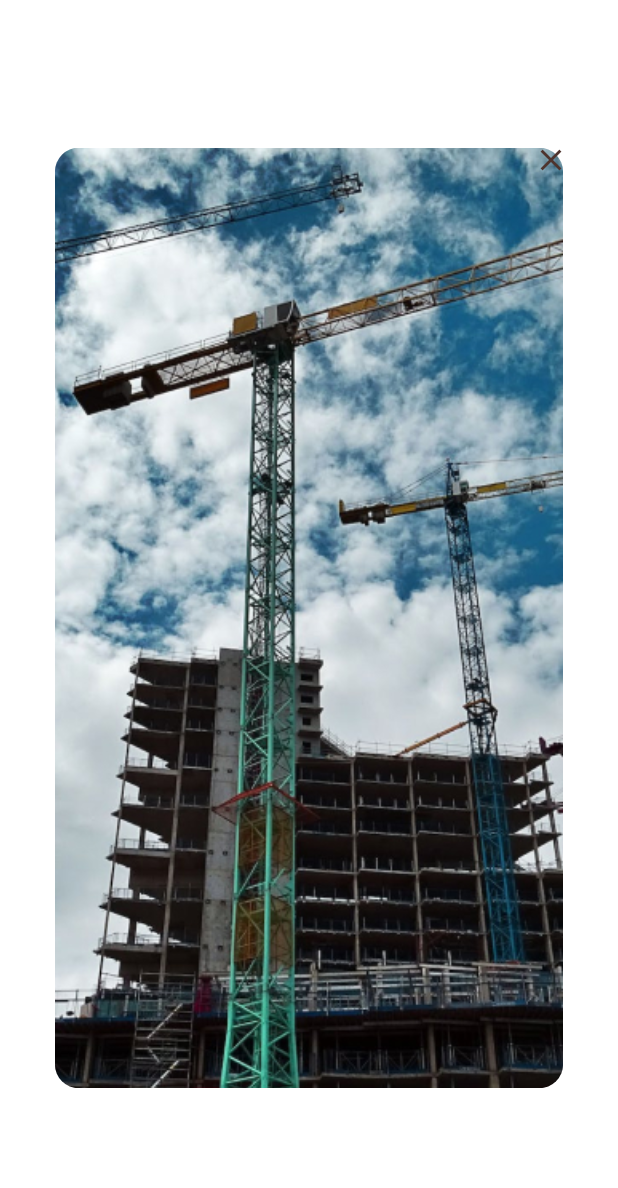
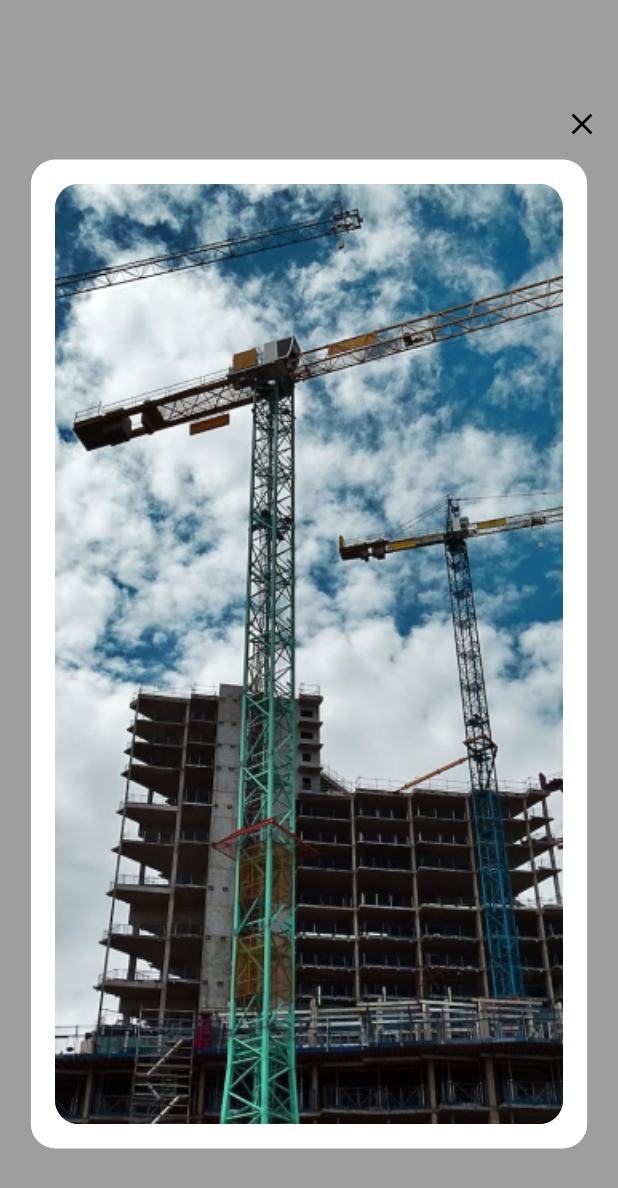
Before and after one commit to jamydevelop/Wilcon-Phase-2, a Flutter app: the ChecklistItemModalWidget screen opened directly, on a phone screen of 412 x 824 dp. Shown: the top 1188 px of the screen. Run offline on Flutter 3.47's test engine with Material 3 defaults, Android fonts, the phone set to English and light mode, and no system bars.

Commit message:
Image update

```diff
--- a/wilcon_phase2/lib/module/checklist/checklist_item/widget/checklist_item_clickable_text_img_widget.dart
+++ b/wilcon_phase2/lib/module/checklist/checklist_item/widget/checklist_item_clickable_text_img_widget.dart
@@ -16,7 +16,8 @@ class _ChecklistItemClickableTextImgWidgetState
     extends State<ChecklistItemClickableTextImgWidget> {
   @override
   Widget build(BuildContext context) {
-    return Container(
+    return SafeArea(
+      child: Container(
         alignment: Alignment.centerLeft, // Force alignment to the left
         child: GestureDetector(
           onTap: () {
@@ -34,6 +35,7 @@ class _ChecklistItemClickableTextImgWidgetState
             ),
           ),
         ),
+      ),
     );
   }
 
--- a/wilcon_phase2/lib/module/checklist/checklist_item/widget/checklist_item_modal_widget.dart
+++ b/wilcon_phase2/lib/module/checklist/checklist_item/widget/checklist_item_modal_widget.dart
@@ -13,10 +13,21 @@ class _ChecklistItemModalWidgetState extends State<ChecklistItemModalWidget> {
   Widget build(BuildContext context) {
     return SafeArea(
       child: Scaffold(
-        backgroundColor: Colors.transparent,
+        backgroundColor: Colors.grey,
         body: Center(
-          child: Stack(
+          child: Column(
+            crossAxisAlignment: CrossAxisAlignment.center,
+            mainAxisAlignment: MainAxisAlignment.center,
             children: [
+              Align(
+                alignment: Alignment.topRight,
+                child: IconButton(
+                  icon: const Icon(Icons.close_outlined, color: Colors.black),
+                  onPressed: () {
+                    Navigator.of(context).pop();
+                  },
+                ),
+              ),
               Container(
                 width: MediaQuery.of(context).size.width * 0.9,
                 height: MediaQuery.of(context).size.height * 0.8,
@@ -47,16 +58,6 @@ class _ChecklistItemModalWidgetState extends State<ChecklistItemModalWidget> {
                   ),
                 ),
               ),
-              Positioned(
-                top: 0,
-                right: 0,
-                child: IconButton(
-                  icon: Icon(Icons.close, color: Colors.brown[800]),
-                  onPressed: () {
-                    Navigator.of(context).pop();
-                  },
-                ),
-              ),
             ],
           ),
         ),
```
Also changed, not shown: wilcon_phase2/lib/module/checklist/checklist_item/presentation/checklist_item_page.dart (+11 -6 lines), wilcon_phase2/lib/module/checklist/checklist_not_compiled/presentation/checklist_not_compiled_page.dart (+8 -6 lines), wilcon_phase2/lib/module/checklist/checklist_parts/presentation/checklist_parts_parge.dart (+8 -6 lines). Lines whose indentation alone changed are shown as unchanged.
